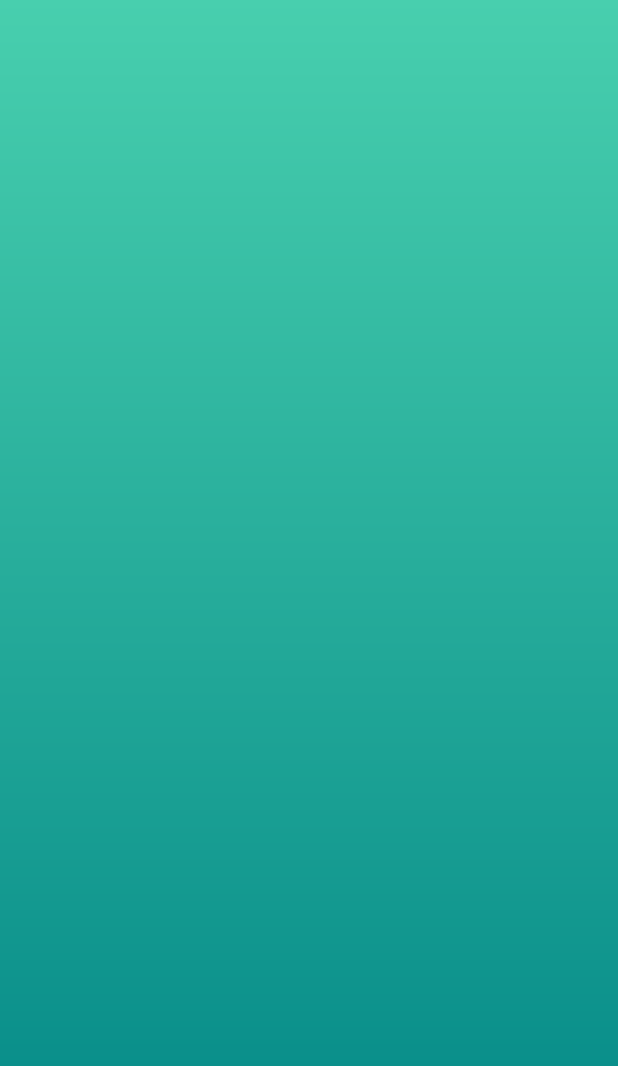
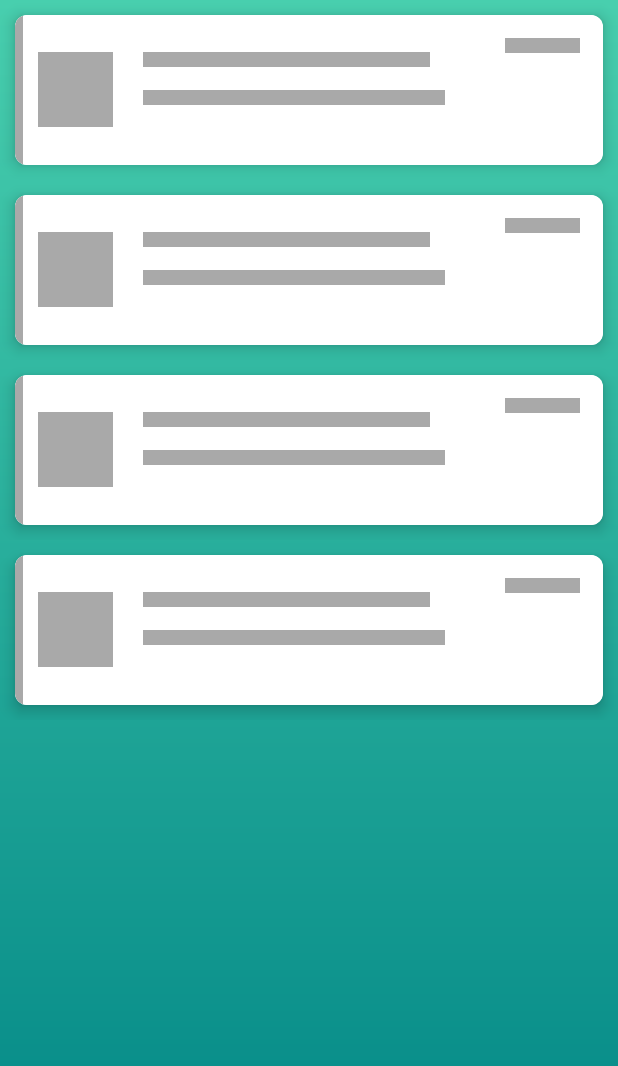
Before and after one commit to raheez/NewsApp, an Android app: the screen it shows after launch (MainActivity), on a phone screen of 412 x 824 dp. Shown: the top 1066 px of the screen. Run offline under Robolectric (Android 15) with nearby library versions, the light colour scheme and no system bars; our stand-ins replace CircleImageView, Shimmer; pictures from the network do not load.

Commit message:
added animation and shimmering effects

```diff
--- a/app/src/main/java/com/example/muhammedraheezrahman/newslisting/DataBase/DatabaseHelper.java
+++ b/app/src/main/java/com/example/muhammedraheezrahman/newslisting/DataBase/DatabaseHelper.java
@@ -68,6 +68,8 @@ public class DatabaseHelper extends SQLiteOpenHelper {
         if (cursor.moveToFirst()){
             do {
                 Articles articles = new Articles();
+
+                articles.setId(cursor.getInt(cursor.getColumnIndex(Articles.COLUMN_ID)));
                 articles.setAuthor(cursor.getString(cursor.getColumnIndex(Articles.COLUMN_AUTHOR)));
                 articles.setContent(cursor.getString(cursor.getColumnIndex(Articles.COLUMN_CONTENT)));
                 articles.setDescription(cursor.getString(cursor.getColumnIndex(Articles.COLUMN_DESCRIPTION)));
--- a/app/src/main/java/com/example/muhammedraheezrahman/newslisting/UI/MainActivity.java
+++ b/app/src/main/java/com/example/muhammedraheezrahman/newslisting/UI/MainActivity.java
@@ -1,15 +1,22 @@
 package com.example.muhammedraheezrahman.newslisting.UI;
 
+import android.support.design.widget.FloatingActionButton;
 import android.support.v7.app.AppCompatActivity;
 import android.os.Bundle;
+import android.support.v7.widget.LinearLayoutManager;
+import android.support.v7.widget.RecyclerView;
 import android.util.Log;
+import android.view.View;
+import android.widget.RelativeLayout;
 
+import com.example.muhammedraheezrahman.newslisting.Adapters.RecyclerAdapter;
 import com.example.muhammedraheezrahman.newslisting.DataBase.DatabaseHelper;
 import com.example.muhammedraheezrahman.newslisting.Model.Articles;
 import com.example.muhammedraheezrahman.newslisting.Model.News;
 import com.example.muhammedraheezrahman.newslisting.Networking.APIClient;
 import com.example.muhammedraheezrahman.newslisting.Networking.APIService;
 import com.example.muhammedraheezrahman.newslisting.R;
+import com.facebook.shimmer.ShimmerFrameLayout;
 
 import java.util.ArrayList;
 import java.util.List;
@@ -18,13 +25,20 @@ import retrofit2.Call;
 import retrofit2.Callback;
 import retrofit2.Response;
 
-public class MainActivity extends AppCompatActivity {
+public class MainActivity extends RootActivity {
 
     //region variable_declaration
     APIService apiService;
     private String country = "us";
     private String apiKey = "cb81f4bb3c284e799875cc1a23364334";
     private static DatabaseHelper databaseHelper;
+    private RecyclerView recyclerView;
+    private LinearLayoutManager llm;
+    private List<Articles> list;
+    private RecyclerAdapter adapter;
+    private FloatingActionButton updateButton;
+    private ShimmerFrameLayout shimmerFrameLayout;
+    private RelativeLayout listContent;
     //endregion
 
     //region activity_lifecyle
@@ -32,28 +46,21 @@ public class MainActivity extends AppCompatActivity {
     protected void onCreate(Bundle savedInstanceState) {
         super.onCreate(savedInstanceState);
         setContentView(R.layout.activity_main);
+        shimmerFrameLayout = (ShimmerFrameLayout) findViewById(R.id.shimmer_layout);
+        listContent = (RelativeLayout) findViewById(R.id.conent_relativelayout);
+        updateButton = (FloatingActionButton) findViewById(R.id.fab);
+        list = new ArrayList<>();
+        recyclerView = (RecyclerView) findViewById(R.id.recyclerview);
+        llm = new LinearLayoutManager(getApplicationContext(),LinearLayoutManager.VERTICAL,false);
+        recyclerView.setLayoutManager(llm);
+        adapter = new RecyclerAdapter(getApplicationContext(),list);
+        recyclerView.setAdapter(adapter);
         apiService = APIClient.getClient().create(APIService.class);
-        Call<News> callApi = apiService.getNewsList(country,apiKey);
-        callApi.enqueue(new Callback<News>() {
+        fetchArticleFromWeb();
+        updateButton.setOnClickListener(new View.OnClickListener() {
             @Override
-            public void onResponse(Call<News> call, Response<News> response) {
-                News news = new News();
-                news = response.body();
-                List<Articles> list = new ArrayList<>();
-                list = news.getArticles();
-                insertArticles(list);
-                Log.d("Ran","call successfull"+list.size());
-
-
-                databaseHelper = new DatabaseHelper(getApplicationContext());
-                List<Articles> lists = databaseHelper.getAllArticles();
-                Log.d("Ran","Size id" + list.size());
-            }
-
-            @Override
-            public void onFailure(Call<News> call, Throwable t) {
-                Log.d("Ran","call Failed");
-
+            public void onClick(View v) {
+                fetchArticleFromWeb();
             }
         });
     }
@@ -78,11 +85,50 @@ public class MainActivity extends AppCompatActivity {
     }
     //endregion
 
-    //region insert_article_to_db
-    private  void insertArticles(List<Articles> list) {
+
+    //region article_manipulation
+
+    private void fetchArticleFromWeb(){
+        shimmerFrameLayout.startShimmer();
+        shimmerFrameLayout.setVisibility(View.VISIBLE);
+        listContent.setVisibility(View.GONE);
+        Call<News> callApi = apiService.getNewsList(country,apiKey);
+        callApi.enqueue(new Callback<News>() {
+            @Override
+            public void onResponse(Call<News> call, Response<News> response) {
+                News news = new News();
+                news = response.body();
+                List<Articles> list = new ArrayList<>();
+                list = news.getArticles();
+                insertArticlesToDb(list);
+                Log.d("Ran","call successfull"+list.size());
+
+                fetchArticlesFromDb();
+
+            }
+
+            @Override
+            public void onFailure(Call<News> call, Throwable t) {
+                Log.d("Ran","call Failed");
+
+            }
+        });
+    }
+
+    private  void insertArticlesToDb(List<Articles> list) {
 
         databaseHelper = new DatabaseHelper(getApplicationContext());
         databaseHelper.insertArticles(list);
+    }
+
+    private void fetchArticlesFromDb(){
+        databaseHelper = new DatabaseHelper(getApplicationContext());
+        List<Articles> lists = databaseHelper.getAllArticles();
+        Log.d("Ran","Size id" + list.size());
+        adapter.addToList(lists);
+        shimmerFrameLayout.stopShimmer();
+        shimmerFrameLayout.setVisibility(View.GONE);
+        listContent.setVisibility(View.VISIBLE);
 
     }
     //endregion
--- a/app/src/main/java/com/example/muhammedraheezrahman/newslisting/UI/NewsDetailActivity.java
+++ b/app/src/main/java/com/example/muhammedraheezrahman/newslisting/UI/NewsDetailActivity.java
@@ -6,7 +6,7 @@ import android.support.v7.app.AppCompatActivity;
 
 import com.example.muhammedraheezrahman.newslisting.R;
 
-public class NewsDetailActivity  extends AppCompatActivity {
+public class NewsDetailActivity  extends RootActivity {
     @Override
     protected void onCreate(@Nullable Bundle savedInstanceState) {
         super.onCreate(savedInstanceState);
--- /dev/null
+++ b/app/src/main/java/com/example/muhammedraheezrahman/newslisting/UI/RootActivity.java
@@ -0,0 +1,46 @@
+package com.example.muhammedraheezrahman.newslisting.UI;
+
+import android.os.Bundle;
+import android.support.v7.app.AppCompatActivity;
+
+import com.example.muhammedraheezrahman.newslisting.R;
+
+public class RootActivity extends AppCompatActivity {
+
+        int onStartCount = 0;
+
+        @Override
+        protected void onCreate(Bundle savedInstanceState) {
+            super.onCreate(savedInstanceState);
+            onStartCount = 1;
+            if (savedInstanceState == null) // 1st time
+            {
+                this.overridePendingTransition(R.anim.anim_slide_in_left,
+                        R.anim.anim_slide_out_left);
+            } else // already created so reverse animation
+            {
+                onStartCount = 2;
+            }
+        }
+
+        @Override
+        protected void onStart() {
+            // TODO Auto-generated method stub
+            super.onStart();
+            if (onStartCount > 1) {
+                this.overridePendingTransition(R.anim.anim_slide_in_right,
+                        R.anim.anim_slide_out_right);
+
+            } else if (onStartCount == 1) {
+                onStartCount++;
+            }
+        }
+
+        @Override
+        public void onBackPressed() {
+            super.onBackPressed();
+
+        }
+
+
+}
--- a/app/src/main/java/com/example/muhammedraheezrahman/newslisting/UI/SplashScreenActvity.java
+++ b/app/src/main/java/com/example/muhammedraheezrahman/newslisting/UI/SplashScreenActvity.java
@@ -10,9 +10,9 @@ import android.widget.ImageView;
 
 import com.example.muhammedraheezrahman.newslisting.R;
 
-public class SplashScreenActvity extends AppCompatActivity {
+public class SplashScreenActvity extends RootActivity {
     //region variable_decalarations
-    int splashScreenDuration = 4000;
+    int splashScreenDuration = 3500;
     ImageView imageView;
     //endregion
 
--- /dev/null
+++ b/app/src/main/res/drawable/placeholdericon.xml
@@ -0,0 +1,5 @@
+<vector android:height="24dp" android:tint="#717171"
+    android:viewportHeight="24.0" android:viewportWidth="24.0"
+    android:width="24dp" xmlns:android="http://schemas.android.com/apk/res/android">
+    <path android:fillColor="#FF000000" android:pathData="M21,19V5c0,-1.1 -0.9,-2 -2,-2H5c-1.1,0 -2,0.9 -2,2v14c0,1.1 0.9,2 2,2h14c1.1,0 2,-0.9 2,-2zM8.5,13.5l2.5,3.01L14.5,12l4.5,6H5l3.5,-4.5z"/>
+</vector>
--- /dev/null
+++ b/app/src/main/res/drawable/update_icon.xml
@@ -0,0 +1,5 @@
+<vector android:height="24dp" android:tint="#FFFFFF"
+    android:viewportHeight="24.0" android:viewportWidth="24.0"
+    android:width="24dp" xmlns:android="http://schemas.android.com/apk/res/android">
+    <path android:fillColor="#FF000000" android:pathData="M21,10.12h-6.78l2.74,-2.82c-2.73,-2.7 -7.15,-2.8 -9.88,-0.1 -2.73,2.71 -2.73,7.08 0,9.79 2.73,2.71 7.15,2.71 9.88,0C18.32,15.65 19,14.08 19,12.1h2c0,1.98 -0.88,4.55 -2.64,6.29 -3.51,3.48 -9.21,3.48 -12.72,0 -3.5,-3.47 -3.53,-9.11 -0.02,-12.58 3.51,-3.47 9.14,-3.47 12.65,0L21,3v7.12zM12.5,8v4.25l3.5,2.08 -0.72,1.21L11,13V8h1.5z"/>
+</vector>
--- a/app/src/main/res/layout/activity_main.xml
+++ b/app/src/main/res/layout/activity_main.xml
@@ -6,13 +6,63 @@
     android:layout_height="match_parent"
     tools:context=".UI.MainActivity">
 
+
     <RelativeLayout
         android:layout_width="match_parent"
         android:layout_height="match_parent"
         android:background="@drawable/bg_gradient"
         >
 
+        <com.facebook.shimmer.ShimmerFrameLayout
+            android:layout_width="match_parent"
+            android:layout_height="wrap_content"
+            android:id="@+id/shimmer_layout"
+            app:shimmer_duration="800"
+            android:foregroundGravity="center"
+            >
 
+            <LinearLayout
+                android:layout_width="wrap_content"
+                android:layout_height="wrap_content"
+                android:orientation="vertical">
+
+                <include layout="@layout/shimmer_list"/>
+                <include layout="@layout/shimmer_list"/>
+                <include layout="@layout/shimmer_list"/>
+                <include layout="@layout/shimmer_list"/>
+
+            </LinearLayout>
+
+
+        </com.facebook.shimmer.ShimmerFrameLayout>
+        <RelativeLayout
+            android:id="@+id/conent_relativelayout"
+            android:layout_width="match_parent"
+            android:layout_height="match_parent"
+            android:layout_below="@+id/shimmer_layout"
+            android:layout_alignWithParentIfMissing="true">
+
+            <android.support.v7.widget.RecyclerView
+                android:layout_width="match_parent"
+                android:layout_height="wrap_content"
+                android:id="@+id/recyclerview"
+                android:layout_marginTop="20dp"
+                >
+
+            </android.support.v7.widget.RecyclerView>
+
+            <android.support.design.widget.FloatingActionButton
+                android:layout_width="wrap_content"
+                android:layout_height="wrap_content"
+                android:layout_centerHorizontal="true"
+                android:layout_alignParentBottom="true"
+                android:layout_margin="16dp"
+                android:src="@drawable/update_icon"
+                android:id="@+id/fab"
+                android:elevation="12dp"/>
+
+
+        </RelativeLayout>
     </RelativeLayout>
 
 
--- /dev/null
+++ b/app/src/main/res/layout/shimmer_list.xml
@@ -0,0 +1,84 @@
+<?xml version="1.0" encoding="utf-8"?>
+<RelativeLayout xmlns:android="http://schemas.android.com/apk/res/android"
+    android:layout_width="match_parent"
+    android:layout_height="wrap_content"
+    xmlns:app="http://schemas.android.com/apk/res-auto">
+
+
+    <android.support.v7.widget.CardView
+        android:layout_width="match_parent"
+        android:layout_height="100dp"
+        android:layout_marginLeft="10dp"
+        android:layout_marginRight="10dp"
+        android:layout_margin="10dp"
+        android:elevation="4dp"
+        android:background="@color/White"
+        app:cardCornerRadius="8dp"
+        app:cardElevation="6dp"
+
+        >
+        <RelativeLayout
+            android:layout_width="match_parent"
+            android:layout_height="match_parent"
+            android:background="@color/White">
+            <View
+                android:layout_width="5dp"
+                android:layout_height="match_parent"
+                android:background="@color/darkgrey"/>
+
+            <View
+                android:layout_width="50dp"
+                android:layout_height="10dp"
+                android:id="@+id/timeShimmer"
+                android:layout_alignParentRight="true"
+                android:layout_marginRight="15dp"
+                android:layout_marginTop="15dp"
+                android:background="@color/darkgrey"
+                />
+
+
+
+            <View
+                android:layout_width="50dp"
+                android:layout_height="50dp"
+                android:id="@+id/statusImage"
+                android:layout_centerVertical="true"
+                android:layout_marginLeft="15dp"
+                android:layout_alignParentLeft="true"
+                android:background="@color/darkgrey"
+                />
+
+            <View
+                android:layout_width="150dp"
+                android:layout_height="10dp"
+                android:id="@+id/nametv"
+                android:text="Sample Data"
+                android:background="@color/darkgrey"
+                android:layout_marginLeft="20dp"
+                android:layout_toRightOf="@id/statusImage"
+                android:layout_toLeftOf="@id/timeShimmer"
+                android:layout_marginRight="50dp"
+                android:layout_alignTop="@+id/statusImage"
+                />
+
+            <View
+                android:layout_width="100dp"
+                android:layout_height="10dp"
+                android:id="@+id/descriptionTv"
+                android:layout_marginLeft="20dp"
+                android:layout_toRightOf="@id/statusImage"
+                android:background="@color/darkgrey"
+                android:layout_marginTop="15dp"
+                android:layout_toLeftOf="@id/timeShimmer"
+                android:layout_marginRight="40dp"
+                android:layout_below="@id/nametv"/>
+
+
+
+
+        </RelativeLayout>
+    </android.support.v7.widget.CardView>
+
+
+
+</RelativeLayout>
--- a/app/src/main/res/values/colors.xml
+++ b/app/src/main/res/values/colors.xml
@@ -2,7 +2,10 @@
 <resources>
     <color name="colorPrimary">#008577</color>
     <color name="colorPrimaryDark">#48CFAE</color>
-    <color name="colorAccent">#D81B60</color>
+    <color name="colorAccent">#ffd600</color>
     <color name="White">#FFFFFF</color>
     <color name="logobg">#48CFAE</color>
+    <color name="darkgreen">#006400</color>
+    <color name="darkgrey">#A9A9A9</color>
+    <color name="darkyellow">#ffd600</color>
 </resources>
```
Also changed, not shown: app/build.gradle (+12 -0 lines), app/src/main/java/com/example/muhammedraheezrahman/newslisting/Adapters/RecyclerAdapter.java (added, +97 -0 lines), app/src/main/java/com/example/muhammedraheezrahman/newslisting/Model/Articles.java (+9 -0 lines), app/src/main/res/anim/anim_slide_in_left.xml (added, +8 -0 lines), app/src/main/res/anim/anim_slide_in_right.xml (added, +8 -0 lines), app/src/main/res/anim/anim_slide_out_left.xml (added, +8 -0 lines), app/src/main/res/anim/anim_slide_out_right.xml (added, +8 -0 lines), app/src/main/res/layout/listitem.xml (added, +89 -0 lines).
